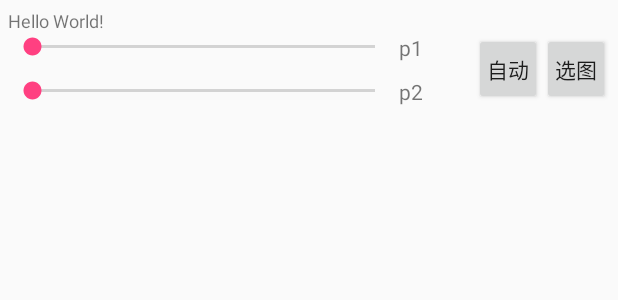
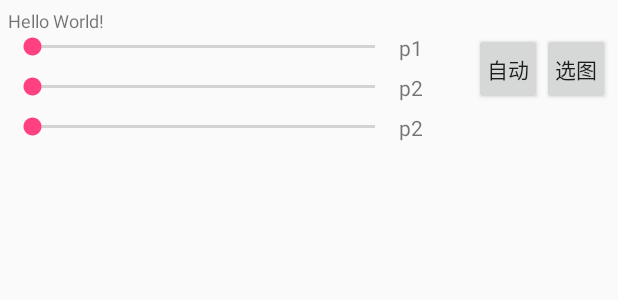
Before and after one commit to willhua/OpenCVStudy, an Android app: the layout activity_main.xml on its own in the app's theme, with its tools: preview values and no code run, on a phone screen of 412 x 824 dp. Shown: the top 300 px of the screen. Run offline under Robolectric (Android 15) with nearby library versions, the phone set to English and light mode, and no system bars.

```diff
--- a/app/src/main/java/com/willhua/opencvstudy/OpenCVMethod.java
+++ b/app/src/main/java/com/willhua/opencvstudy/OpenCVMethod.java
@@ -16,5 +16,5 @@ public class OpenCVMethod {
     public static native void initNative();
     public static native void freeNative();
     public static native void fastDehazor(Bitmap bitmap, int width, int height);
-    public static native void fastDehazorCV(Bitmap bitmap, int width, int height, int radius, float p);
+    public static native void fastDehazorCV(Bitmap bitmap, int width, int height, int radius, float p, float s);
 }
--- a/app/src/main/res/layout/activity_main.xml
+++ b/app/src/main/res/layout/activity_main.xml
@@ -71,11 +71,12 @@
         </LinearLayout>
 
         <LinearLayout
+            android:id="@+id/ll2"
             android:layout_width="match_parent"
             android:layout_height="wrap_content"
             android:layout_alignParentLeft="true"
             android:layout_below="@+id/ll1"
-            android:paddingTop="10dp"
+            android:paddingTop="7dp"
             android:layout_toStartOf="@id/btns"
             android:orientation="horizontal">
 
@@ -87,6 +88,29 @@
 
             <TextView
                 android:id="@+id/info_param2"
+                android:layout_width="50dp"
+                android:layout_height="wrap_content"
+                android:padding="0dp"
+                android:text="p2" />
+        </LinearLayout>
+
+        <LinearLayout
+            android:layout_width="match_parent"
+            android:layout_height="wrap_content"
+            android:layout_alignParentLeft="true"
+            android:layout_below="@+id/ll2"
+            android:paddingTop="7dp"
+            android:layout_toStartOf="@id/btns"
+            android:orientation="horizontal">
+
+            <SeekBar
+                android:id="@+id/param3"
+                android:layout_width="0dp"
+                android:layout_height="wrap_content"
+                android:layout_weight="5" />
+
+            <TextView
+                android:id="@+id/info_param3"
                 android:layout_width="50dp"
                 android:layout_height="wrap_content"
                 android:padding="0dp"
```
Also changed, not shown: app/src/main/java/com/willhua/opencvstudy/MainActivity.java (+53 -4 lines), 4 other files.
